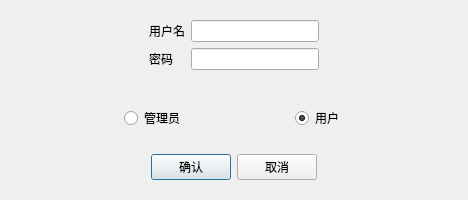
First picture: the form in loginwindow.ui, repository DEVILcong/SoftEng, before the edit.
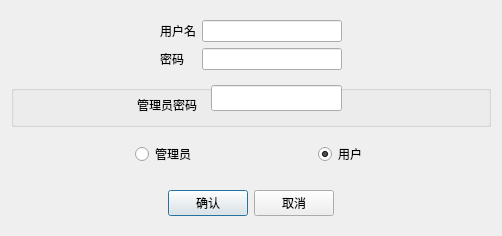
Second picture: the form after the edit.

Diff of the .ui file:
```diff
--- a/loginwindow.ui
+++ b/loginwindow.ui
@@ -6,8 +6,8 @@
    <rect>
     <x>0</x>
     <y>0</y>
-    <width>468</width>
-    <height>200</height>
+    <width>502</width>
+    <height>236</height>
    </rect>
   </property>
   <property name="minimumSize">
@@ -18,8 +18,8 @@
   </property>
   <property name="maximumSize">
    <size>
-    <width>468</width>
-    <height>200</height>
+    <width>502</width>
+    <height>253</height>
    </size>
   </property>
   <property name="windowTitle">
@@ -90,17 +90,37 @@
     </widget>
    </item>
    <item>
-    <spacer name="verticalSpacer">
-     <property name="orientation">
-      <enum>Qt::Vertical</enum>
+    <widget class="QGroupBox" name="groupBox">
+     <property name="title">
+      <string/>
      </property>
-     <property name="sizeHint" stdset="0">
-      <size>
-       <width>20</width>
-       <height>40</height>
-      </size>
-     </property>
-    </spacer>
+     <widget class="QLabel" name="label_3">
+      <property name="geometry">
+       <rect>
+        <x>126</x>
+        <y>10</y>
+        <width>71</width>
+        <height>20</height>
+       </rect>
+      </property>
+      <property name="text">
+       <string>管理员密码</string>
+      </property>
+     </widget>
+     <widget class="QLineEdit" name="lineEdit">
+      <property name="geometry">
+       <rect>
+        <x>200</x>
+        <y>0</y>
+        <width>131</width>
+        <height>26</height>
+       </rect>
+      </property>
+      <property name="echoMode">
+       <enum>QLineEdit::Password</enum>
+      </property>
+     </widget>
+    </widget>
    </item>
    <item>
     <widget class="QWidget" name="widget_3" native="true">
```
